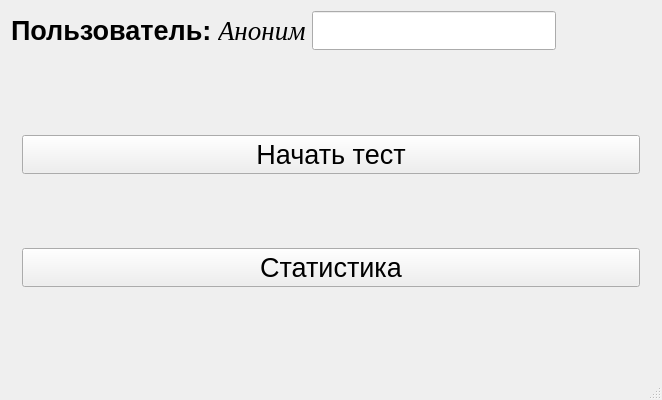
Above: mainwindow.ui from alex-eg/HCI_labs before the change. Below: the same form after it.
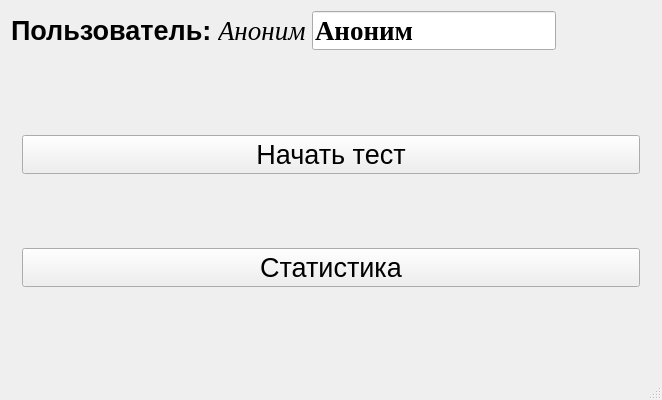
That is the form after the change.

What changed in the file:
```diff
--- a/mainwindow.ui
+++ b/mainwindow.ui
@@ -76,6 +76,9 @@
         <property name="focusPolicy">
          <enum>Qt::StrongFocus</enum>
         </property>
+        <property name="text">
+         <string>Аноним</string>
+        </property>
        </widget>
       </item>
       <item>
```
